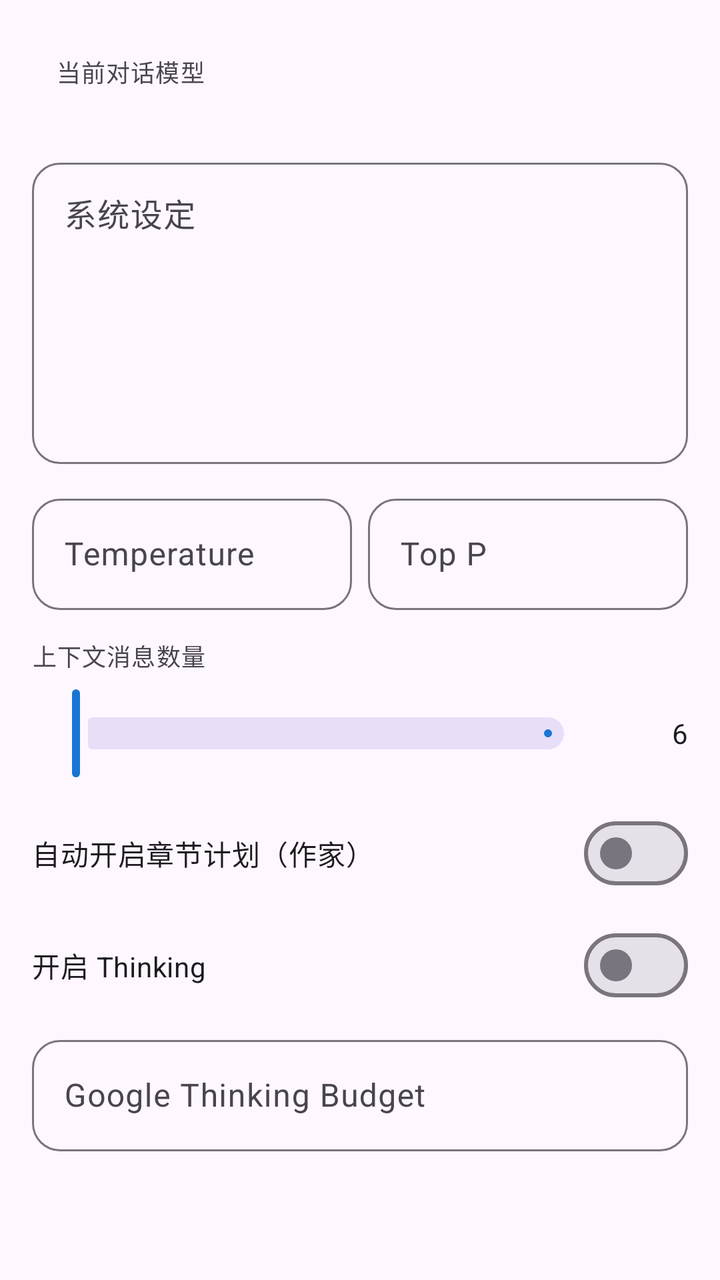
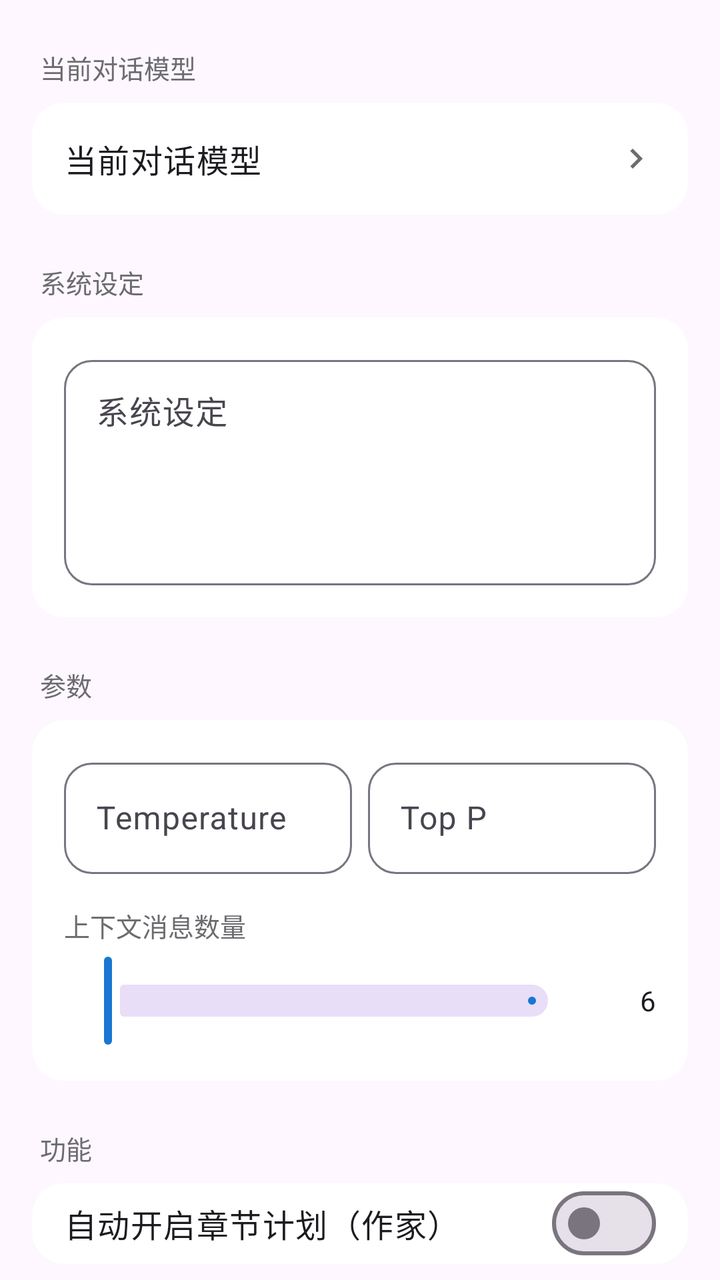

An Android layout rendered at two revisions. The XML below is the earlier revision; the diff shows what the commit changed to produce the second picture.
<!-- AndroidManifest.xml: application theme Theme.AIChat -->
<!-- res/layout/view_chat_settings_form.xml -->
<?xml version="1.0" encoding="utf-8"?>
<LinearLayout xmlns:android="http://schemas.android.com/apk/res/android"
    xmlns:app="http://schemas.android.com/apk/res-auto"
    android:id="@+id/chatSettingsRoot"
    android:layout_width="match_parent"
    android:layout_height="wrap_content"
    android:orientation="vertical"
    android:paddingStart="16dp"
    android:paddingEnd="16dp"
    android:paddingTop="8dp"
    android:paddingBottom="16dp">

    <LinearLayout
        android:id="@+id/btnPickModel"
        android:layout_width="match_parent"
        android:layout_height="wrap_content"
        android:background="?attr/selectableItemBackground"
        android:clickable="true"
        android:focusable="true"
        android:minHeight="56dp"
        android:gravity="center_vertical"
        android:paddingHorizontal="12dp"
        android:paddingVertical="10dp">
        <TextView
            android:layout_width="0dp"
            android:layout_weight="1"
            android:layout_height="wrap_content"
            android:text="@string/session_model"
            android:textAppearance="?attr/textAppearanceBodySmall"
            android:textColor="?attr/colorOnSurfaceVariant" />
        <TextView
            android:id="@+id/textModelValue"
            android:layout_width="wrap_content"
            android:layout_height="wrap_content"
            android:textAppearance="?attr/textAppearanceBodyLarge" />
    </LinearLayout>

    <com.google.android.material.textfield.TextInputLayout
        android:id="@+id/layoutSystemPrompt"
        android:layout_width="match_parent"
        android:layout_height="wrap_content"
        android:layout_marginTop="12dp"
        android:hint="@string/system_prompt"
        style="@style/Widget.AIChat.TextInputLayout">
        <com.google.android.material.textfield.TextInputEditText
            android:id="@+id/editSystemPrompt"
            android:layout_width="match_parent"
            android:layout_height="wrap_content"
            android:gravity="top|start"
            android:inputType="textMultiLine"
            android:maxLines="12"
            android:minLines="6"
            android:overScrollMode="ifContentScrolls"
            android:scrollHorizontally="false"
            android:scrollbars="vertical" />
    </com.google.android.material.textfield.TextInputLayout>

    <LinearLayout
        android:layout_width="match_parent"
        android:layout_height="wrap_content"
        android:orientation="horizontal"
        android:layout_marginTop="12dp">
        <com.google.android.material.textfield.TextInputLayout
            android:layout_width="0dp"
            android:layout_weight="1"
            android:layout_height="wrap_content"
            android:hint="@string/temperature"
            style="@style/Widget.AIChat.TextInputLayout">
            <com.google.android.material.textfield.TextInputEditText
                android:id="@+id/editTemperature"
                android:layout_width="match_parent"
                android:layout_height="wrap_content"
                android:inputType="numberDecimal" />
        </com.google.android.material.textfield.TextInputLayout>
        <com.google.android.material.textfield.TextInputLayout
            android:layout_width="0dp"
            android:layout_weight="1"
            android:layout_height="wrap_content"
            android:layout_marginStart="8dp"
            android:hint="@string/top_p"
            style="@style/Widget.AIChat.TextInputLayout">
            <com.google.android.material.textfield.TextInputEditText
                android:id="@+id/editTopP"
                android:layout_width="match_parent"
                android:layout_height="wrap_content"
                android:inputType="numberDecimal" />
        </com.google.android.material.textfield.TextInputLayout>
    </LinearLayout>

    <TextView
        android:layout_width="match_parent"
        android:layout_height="wrap_content"
        android:layout_marginTop="14dp"
        android:text="@string/context_message_count"
        android:textAppearance="?attr/textAppearanceBodySmall"
        android:textColor="?attr/colorOnSurfaceVariant" />

    <LinearLayout
        android:layout_width="match_parent"
        android:layout_height="wrap_content"
        android:layout_marginTop="6dp"
        android:gravity="center_vertical"
        android:orientation="horizontal">

        <com.google.android.material.slider.Slider
            android:id="@+id/sliderContextCount"
            android:layout_width="0dp"
            android:layout_height="wrap_content"
            android:layout_weight="1"
            android:valueFrom="0"
            android:valueTo="100" />

        <TextView
            android:id="@+id/textContextCountValue"
            android:layout_width="48dp"
            android:layout_height="wrap_content"
            android:gravity="end"
            android:text="6"
            android:textAppearance="?attr/textAppearanceBodyMedium" />
    </LinearLayout>

    <com.google.android.material.materialswitch.MaterialSwitch
        android:id="@+id/switchAutoChapterPlan"
        android:layout_width="match_parent"
        android:layout_height="wrap_content"
        android:layout_marginTop="12dp"
        android:text="@string/auto_chapter_plan" />

    <com.google.android.material.materialswitch.MaterialSwitch
        android:id="@+id/switchThinking"
        android:layout_width="match_parent"
        android:layout_height="wrap_content"
        android:layout_marginTop="8dp"
        android:text="@string/open_thinking" />

    <com.google.android.material.textfield.TextInputLayout
        android:id="@+id/layoutGoogleThinkingBudget"
        android:layout_width="match_parent"
        android:layout_height="wrap_content"
        android:layout_marginTop="8dp"
        android:hint="@string/google_thinking_budget"
        style="@style/Widget.AIChat.TextInputLayout">
        <com.google.android.material.textfield.TextInputEditText
            android:id="@+id/editGoogleThinkingBudget"
            android:layout_width="match_parent"
            android:layout_height="wrap_content"
            android:inputType="number" />
    </com.google.android.material.textfield.TextInputLayout>
</LinearLayout>
<!-- resources referenced by this layout -->
<resources>
  <string name="auto_chapter_plan">自动开启章节计划（作家）</string>
  <string name="context_message_count">上下文消息数量</string>
  <string name="google_thinking_budget">Google Thinking Budget</string>
  <string name="open_thinking">开启 Thinking</string>
  <string name="session_model">当前对话模型</string>
  <string name="system_prompt">系统设定</string>
  <string name="temperature">Temperature</string>
  <string name="top_p">Top P</string>
  <style name="Widget.AIChat.TextInputLayout" parent="Widget.Material3.TextInputLayout.OutlinedBox">
          <item name="boxCornerRadiusTopStart">14dp</item>
          <item name="boxCornerRadiusTopEnd">14dp</item>
          <item name="boxCornerRadiusBottomStart">14dp</item>
          <item name="boxCornerRadiusBottomEnd">14dp</item>
          <item name="boxStrokeWidth">1dp</item>
          <item name="boxStrokeWidthFocused">2dp</item>
      </style>
  <style name="Theme.AIChat" parent="Theme.Material3.DayNight.NoActionBar">
          <item name="colorPrimary">@color/primary</item>
          <item name="colorPrimaryContainer">?attr/colorPrimaryLight</item>
          <item name="colorOnPrimary">@color/on_primary</item>
          <item name="colorSurface">@color/surface</item>
          <item name="colorPrimarySubtle">@color/primary_blue_subtle</item>
          <item name="colorPrimaryLight">@color/primary_blue_light</item>
          <item name="colorPrimaryDeep">@color/primary_blue_deep</item>
          <item name="materialAlertDialogTheme">@style/ThemeOverlay.AIChat.MaterialAlertDialog</item>
          <item name="alertDialogTheme">@style/ThemeOverlay.AIChat.MaterialAlertDialog</item>
      </style>
  <color name="primary">#1976D2</color>
  <color name="on_primary">#FFFFFF</color>
  <color name="surface">#FFFFFF</color>
  <color name="primary_blue_subtle">#F5FAFF</color>
  <color name="primary_blue_light">#E3F2FD</color>
  <color name="primary_blue_deep">#0D47A1</color>
  <style name="ThemeOverlay.AIChat.MaterialAlertDialog" parent="ThemeOverlay.Material3.MaterialAlertDialog">
          <item name="backgroundTint">@color/dialog_surface_bg</item>
          <item name="android:windowBackground">@drawable/bg_material_alert_dialog</item>
          <item name="colorSurface">@color/dialog_surface_bg</item>
          <item name="elevationOverlayEnabled">false</item>
      </style>
  <color name="dialog_surface_bg">#FFFDFEFF</color>
  <!-- drawable bg_material_alert_dialog (drawable) -->
  <?xml version="1.0" encoding="utf-8"?>
  <shape xmlns:android="http://schemas.android.com/apk/res/android"
      android:shape="rectangle">
      <corners android:radius="28dp" />
      <solid android:color="@color/dialog_surface_bg" />
  </shape>
</resources>

<!-- the commit's change to res/layout/view_chat_settings_form.xml (unified diff, before → after) -->
@@ -4,146 +4,284 @@
     android:id="@+id/chatSettingsRoot"
     android:layout_width="match_parent"
     android:layout_height="wrap_content"
-    android:orientation="vertical"
-    android:paddingStart="16dp"
-    android:paddingEnd="16dp"
-    android:paddingTop="8dp"
-    android:paddingBottom="16dp">
-
-    <LinearLayout
-        android:id="@+id/btnPickModel"
-        android:layout_width="match_parent"
-        android:layout_height="wrap_content"
-        android:background="?attr/selectableItemBackground"
-        android:clickable="true"
-        android:focusable="true"
-        android:minHeight="56dp"
-        android:gravity="center_vertical"
-        android:paddingHorizontal="12dp"
-        android:paddingVertical="10dp">
-        <TextView
-            android:layout_width="0dp"
-            android:layout_weight="1"
-            android:layout_height="wrap_content"
-            android:text="@string/session_model"
-            android:textAppearance="?attr/textAppearanceBodySmall"
-            android:textColor="?attr/colorOnSurfaceVariant" />
-        <TextView
-            android:id="@+id/textModelValue"
-            android:layout_width="wrap_content"
-            android:layout_height="wrap_content"
-            android:textAppearance="?attr/textAppearanceBodyLarge" />
-    </LinearLayout>
-
-    <com.google.android.material.textfield.TextInputLayout
-        android:id="@+id/layoutSystemPrompt"
-        android:layout_width="match_parent"
-        android:layout_height="wrap_content"
-        android:layout_marginTop="12dp"
-        android:hint="@string/system_prompt"
-        style="@style/Widget.AIChat.TextInputLayout">
-        <com.google.android.material.textfield.TextInputEditText
-            android:id="@+id/editSystemPrompt"
-            android:layout_width="match_parent"
-            android:layout_height="wrap_content"
-            android:gravity="top|start"
-            android:inputType="textMultiLine"
-            android:maxLines="12"
-            android:minLines="6"
-            android:overScrollMode="ifContentScrolls"
-            android:scrollHorizontally="false"
-            android:scrollbars="vertical" />
-    </com.google.android.material.textfield.TextInputLayout>
-
-    <LinearLayout
-        android:layout_width="match_parent"
-        android:layout_height="wrap_content"
-        android:orientation="horizontal"
-        android:layout_marginTop="12dp">
+    android:orientation="vertical">
+
+    
+    <TextView
+        android:layout_width="match_parent"
+        android:layout_height="wrap_content"
+        android:text="@string/session_model"
+        android:textSize="13sp"
+        android:textColor="@color/ios_section_label"
+        android:paddingStart="20dp"
+        android:paddingEnd="20dp"
+        android:paddingTop="24dp"
+        android:paddingBottom="8dp" />
+
+    <com.google.android.material.card.MaterialCardView
+        android:layout_width="match_parent"
+        android:layout_height="wrap_content"
+        android:layout_marginStart="16dp"
+        android:layout_marginEnd="16dp"
+        app:cardElevation="0dp"
+        app:cardBackgroundColor="@color/ios_cell_bg"
+        app:cardCornerRadius="16dp"
+        app:strokeWidth="0dp">
+
+        <LinearLayout
+            android:id="@+id/btnPickModel"
+            android:layout_width="match_parent"
+            android:layout_height="wrap_content"
+            android:background="?attr/selectableItemBackground"
+            android:clickable="true"
+            android:focusable="true"
+            android:minHeight="56dp"
+            android:gravity="center_vertical"
+            android:paddingStart="16dp"
+            android:paddingEnd="16dp">
+            <TextView
+                android:layout_width="0dp"
+                android:layout_weight="1"
+                android:layout_height="wrap_content"
+                android:text="@string/session_model"
+                android:textAppearance="?attr/textAppearanceBodyLarge"
+                android:textColor="?attr/colorOnSurface" />
+            <TextView
+                android:id="@+id/textModelValue"
+                android:layout_width="wrap_content"
+                android:layout_height="wrap_content"
+                android:textSize="14sp"
+                android:textColor="@color/ios_section_label"
+                android:layout_marginEnd="6dp" />
+            <ImageView
+                android:layout_width="20dp"
+                android:layout_height="20dp"
+                android:src="@drawable/ic_chevron_right"
+                app:tint="@color/ios_section_label" />
+        </LinearLayout>
+    </com.google.android.material.card.MaterialCardView>
+
+    
+    <TextView
+        android:layout_width="match_parent"
+        android:layout_height="wrap_content"
+        android:text="@string/system_prompt"
+        android:textSize="13sp"
+        android:textColor="@color/ios_section_label"
+        android:paddingStart="20dp"
+        android:paddingEnd="20dp"
+        android:paddingTop="24dp"
+        android:paddingBottom="8dp" />
+
+    <com.google.android.material.card.MaterialCardView
+        android:layout_width="match_parent"
+        android:layout_height="wrap_content"
+        android:layout_marginStart="16dp"
+        android:layout_marginEnd="16dp"
+        app:cardElevation="0dp"
+        app:cardBackgroundColor="@color/ios_cell_bg"
+        app:cardCornerRadius="16dp"
+        app:strokeWidth="0dp">
+
         <com.google.android.material.textfield.TextInputLayout
-            android:layout_width="0dp"
-            android:layout_weight="1"
-            android:layout_height="wrap_content"
-            android:hint="@string/temperature"
-            style="@style/Widget.AIChat.TextInputLayout">
+            android:id="@+id/layoutSystemPrompt"
+            android:layout_width="match_parent"
+            android:layout_height="wrap_content"
+            android:hint="@string/system_prompt"
+            style="@style/Widget.AIChat.TextInputLayout"
+            android:layout_margin="16dp">
             <com.google.android.material.textfield.TextInputEditText
-                android:id="@+id/editTemperature"
-                android:layout_width="match_parent"
-                android:layout_height="wrap_content"
-                android:inputType="numberDecimal" />
+                android:id="@+id/editSystemPrompt"
+                android:layout_width="match_parent"
+                android:layout_height="wrap_content"
+                android:gravity="top|start"
+                android:inputType="textMultiLine"
+                android:maxLines="12"
+                android:minLines="4"
+                android:scrollbars="vertical" />
         </com.google.android.material.textfield.TextInputLayout>
-        <com.google.android.material.textfield.TextInputLayout
-            android:layout_width="0dp"
-            android:layout_weight="1"
-            android:layout_height="wrap_content"
-            android:layout_marginStart="8dp"
-            android:hint="@string/top_p"
-            style="@style/Widget.AIChat.TextInputLayout">
-            <com.google.android.material.textfield.TextInputEditText
-                android:id="@+id/editTopP"
-                android:layout_width="match_parent"
-                android:layout_height="wrap_content"
-                android:inputType="numberDecimal" />
-        </com.google.android.material.textfield.TextInputLayout>
-    </LinearLayout>
-
-    <TextView
-        android:layout_width="match_parent"
-        android:layout_height="wrap_content"
-        android:layout_marginTop="14dp"
-        android:text="@string/context_message_count"
-        android:textAppearance="?attr/textAppearanceBodySmall"
-        android:textColor="?attr/colorOnSurfaceVariant" />
-
-    <LinearLayout
-        android:layout_width="match_parent"
-        android:layout_height="wrap_content"
-        android:layout_marginTop="6dp"
-        android:gravity="center_vertical"
-        android:orientation="horizontal">
-
-        <com.google.android.material.slider.Slider
-            android:id="@+id/sliderContextCount"
-            android:layout_width="0dp"
-            android:layout_height="wrap_content"
-            android:layout_weight="1"
-            android:valueFrom="0"
-            android:valueTo="100" />
-
-        <TextView
-            android:id="@+id/textContextCountValue"
-            android:layout_width="48dp"
-            android:layout_height="wrap_content"
-            android:gravity="end"
-            android:text="6"
-            android:textAppearance="?attr/textAppearanceBodyMedium" />
-    </LinearLayout>
-
-    <com.google.android.material.materialswitch.MaterialSwitch
-        android:id="@+id/switchAutoChapterPlan"
-        android:layout_width="match_parent"
-        android:layout_height="wrap_content"
-        android:layout_marginTop="12dp"
-        android:text="@string/auto_chapter_plan" />
-
-    <com.google.android.material.materialswitch.MaterialSwitch
-        android:id="@+id/switchThinking"
-        android:layout_width="match_parent"
-        android:layout_height="wrap_content"
-        android:layout_marginTop="8dp"
-        android:text="@string/open_thinking" />
-
-    <com.google.android.material.textfield.TextInputLayout
-        android:id="@+id/layoutGoogleThinkingBudget"
-        android:layout_width="match_parent"
-        android:layout_height="wrap_content"
-        android:layout_marginTop="8dp"
-        android:hint="@string/google_thinking_budget"
-        style="@style/Widget.AIChat.TextInputLayout">
-        <com.google.android.material.textfield.TextInputEditText
-            android:id="@+id/editGoogleThinkingBudget"
-            android:layout_width="match_parent"
-            android:layout_height="wrap_content"
-            android:inputType="number" />
-    </com.google.android.material.textfield.TextInputLayout>
+    </com.google.android.material.card.MaterialCardView>
+
+    
+    <TextView
+        android:layout_width="match_parent"
+        android:layout_height="wrap_content"
+        android:text="参数"
+        android:textSize="13sp"
+        android:textColor="@color/ios_section_label"
+        android:paddingStart="20dp"
+        android:paddingEnd="20dp"
+        android:paddingTop="24dp"
+        android:paddingBottom="8dp" />
+
+    <com.google.android.material.card.MaterialCardView
+        android:layout_width="match_parent"
+        android:layout_height="wrap_content"
+        android:layout_marginStart="16dp"
+        android:layout_marginEnd="16dp"
+        app:cardElevation="0dp"
+        app:cardBackgroundColor="@color/ios_cell_bg"
+        app:cardCornerRadius="16dp"
+        app:strokeWidth="0dp">
+
+        <LinearLayout
+            android:layout_width="match_parent"
+            android:layout_height="wrap_content"
+            android:orientation="vertical"
+            android:padding="16dp">
+
+            <LinearLayout
+                android:layout_width="match_parent"
+                android:layout_height="wrap_content"
+                android:orientation="horizontal">
+                <com.google.android.material.textfield.TextInputLayout
+                    android:layout_width="0dp"
+                    android:layout_weight="1"
+                    android:layout_height="wrap_content"
+                    android:hint="@string/temperature"
+                    style="@style/Widget.AIChat.TextInputLayout">
+                    <com.google.android.material.textfield.TextInputEditText
+                        android:id="@+id/editTemperature"
+                        android:layout_width="match_parent"
+                        android:layout_height="wrap_content"
+                        android:inputType="numberDecimal" />
+                </com.google.android.material.textfield.TextInputLayout>
+                <com.google.android.material.textfield.TextInputLayout
+                    android:layout_width="0dp"
+                    android:layout_weight="1"
+                    android:layout_height="wrap_content"
+                    android:layout_marginStart="8dp"
+                    android:hint="@string/top_p"
+                    style="@style/Widget.AIChat.TextInputLayout">
+                    <com.google.android.material.textfield.TextInputEditText
+                        android:id="@+id/editTopP"
+                        android:layout_width="match_parent"
+                        android:layout_height="wrap_content"
+                        android:inputType="numberDecimal" />
+                </com.google.android.material.textfield.TextInputLayout>
+            </LinearLayout>
+
+            <TextView
+                android:layout_width="match_parent"
+                android:layout_height="wrap_content"
+                android:layout_marginTop="16dp"
+                android:text="@string/context_message_count"
+                android:textSize="13sp"
+                android:textColor="@color/ios_section_label" />
+
+            <LinearLayout
+                android:layout_width="match_parent"
+                android:layout_height="wrap_content"
+                android:layout_marginTop="4dp"
+                android:gravity="center_vertical"
+                android:orientation="horizontal">
+                <com.google.android.material.slider.Slider
+                    android:id="@+id/sliderContextCount"
+                    android:layout_width="0dp"
+                    android:layout_height="wrap_content"
+                    android:layout_weight="1"
+                    android:valueFrom="0"
+                    android:valueTo="100" />
+                <TextView
+                    android:id="@+id/textContextCountValue"
+                    android:layout_width="40dp"
+                    android:layout_height="wrap_content"
+                    android:gravity="end"
+                    android:text="6"
+                    android:textAppearance="?attr/textAppearanceBodyMedium" />
+            </LinearLayout>
+        </LinearLayout>
+    </com.google.android.material.card.MaterialCardView>
+
+    
+    <TextView
+        android:layout_width="match_parent"
+        android:layout_height="wrap_content"
+        android:text="功能"
+        android:textSize="13sp"
+        android:textColor="@color/ios_section_label"
+        android:paddingStart="20dp"
+        android:paddingEnd="20dp"
+        android:paddingTop="24dp"
+        android:paddingBottom="8dp" />
+
+    <com.google.android.material.card.MaterialCardView
+        android:layout_width="match_parent"
+        android:layout_height="wrap_content"
+        android:layout_marginStart="16dp"
+        android:layout_marginEnd="16dp"
+        android:layout_marginBottom="8dp"
+        app:cardElevation="0dp"
+        app:cardBackgroundColor="@color/ios_cell_bg"
+        app:cardCornerRadius="16dp"
+        app:strokeWidth="0dp">
+
+        <LinearLayout
+            android:layout_width="match_parent"
+            android:layout_height="wrap_content"
+            android:orientation="vertical"
+            android:paddingStart="16dp"
+            android:paddingEnd="16dp"
+            android:paddingTop="4dp"
+            android:paddingBottom="4dp">
+
+            <LinearLayout
+                android:layout_width="match_parent"
+                android:layout_height="wrap_content"
+                android:orientation="horizontal"
+                android:gravity="center_vertical"
+                android:minHeight="52dp">
+                <TextView
+                    android:layout_width="0dp"
+                    android:layout_weight="1"
+                    android:layout_height="wrap_content"
+                    android:text="@string/auto_chapter_plan"
+                    android:textAppearance="?attr/textAppearanceBodyLarge"
+                    android:textColor="?attr/colorOnSurface" />
+                <com.google.android.material.materialswitch.MaterialSwitch
+                    android:id="@+id/switchAutoChapterPlan"
+                    android:layout_width="wrap_content"
+                    android:layout_height="wrap_content" />
+            </LinearLayout>
+
+            <View android:layout_width="match_parent" android:layout_height="0.5dp" android:background="@color/ios_separator" />
+
+            <LinearLayout
+                android:layout_width="match_parent"
+                android:layout_height="wrap_content"
+                android:orientation="horizontal"
+                android:gravity="center_vertical"
+                android:minHeight="52dp">
+                <TextView
+                    android:layout_width="0dp"
+                    android:layout_weight="1"
+                    android:layout_height="wrap_content"
+                    android:text="@string/open_thinking"
+                    android:textAppearance="?attr/textAppearanceBodyLarge"
+                    android:textColor="?attr/colorOnSurface" />
+                <com.google.android.material.materialswitch.MaterialSwitch
+                    android:id="@+id/switchThinking"
+                    android:layout_width="wrap_content"
+                    android:layout_height="wrap_content" />
+            </LinearLayout>
+
+            <View android:layout_width="match_parent" android:layout_height="0.5dp" android:background="@color/ios_separator" />
+
+            <com.google.android.material.textfield.TextInputLayout
+                android:id="@+id/layoutGoogleThinkingBudget"
+                android:layout_width="match_parent"
+                android:layout_height="wrap_content"
+                android:layout_marginTop="12dp"
+                android:layout_marginBottom="8dp"
+                android:hint="@string/google_thinking_budget"
+                style="@style/Widget.AIChat.TextInputLayout">
+                <com.google.android.material.textfield.TextInputEditText
+                    android:id="@+id/editGoogleThinkingBudget"
+                    android:layout_width="match_parent"
+                    android:layout_height="wrap_content"
+                    android:inputType="number" />
+            </com.google.android.material.textfield.TextInputLayout>
+        </LinearLayout>
+    </com.google.android.material.card.MaterialCardView>
+
 </LinearLayout>
<!-- resource entries referenced after the edit -->
@@ -1,5 +1,19 @@
 <!-- resources referenced by this layout -->
 <resources>
+  <color name="ios_cell_bg">#FFFFFF</color>
+  <color name="ios_section_label">#6C6C70</color>
+  <color name="ios_separator">#C8C7CC</color>
+  <!-- drawable ic_chevron_right (drawable) -->
+  <?xml version="1.0" encoding="utf-8"?>
+  <vector xmlns:android="http://schemas.android.com/apk/res/android"
+      android:width="24dp"
+      android:height="24dp"
+      android:viewportWidth="24"
+      android:viewportHeight="24">
+      <path
+          android:fillColor="#000000"
+          android:pathData="M10,6L8.59,7.41 13.17,12l-4.58,4.59L10,18l6,-6z"/>
+  </vector>
   <string name="auto_chapter_plan">自动开启章节计划（作家）</string>
   <string name="context_message_count">上下文消息数量</string>
   <string name="google_thinking_budget">Google Thinking Budget</string>
